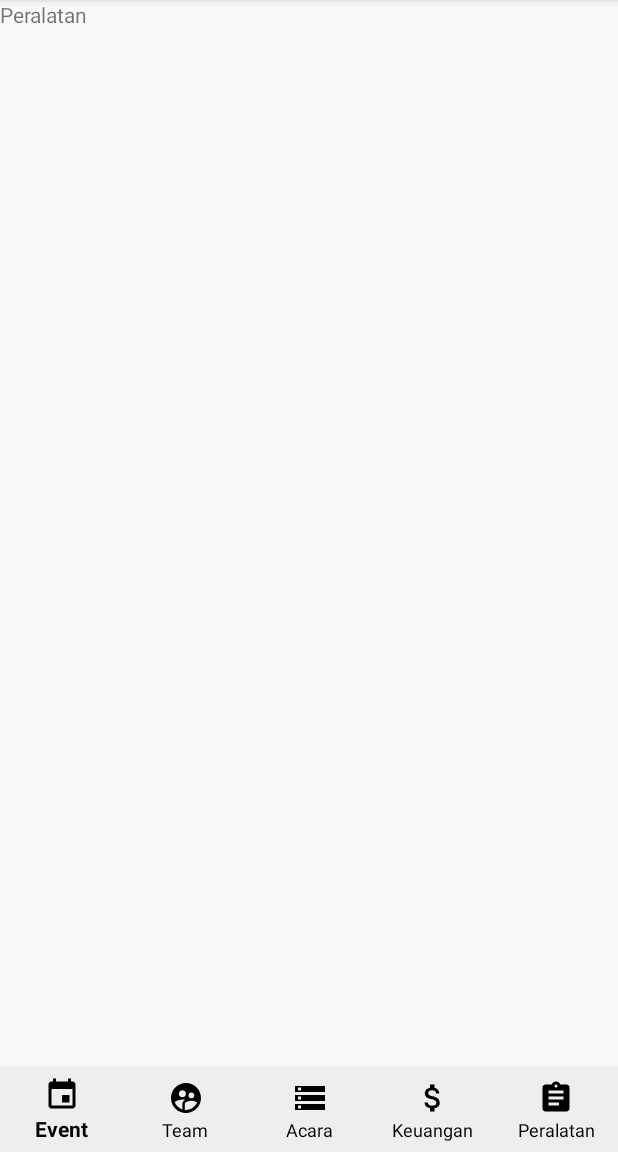
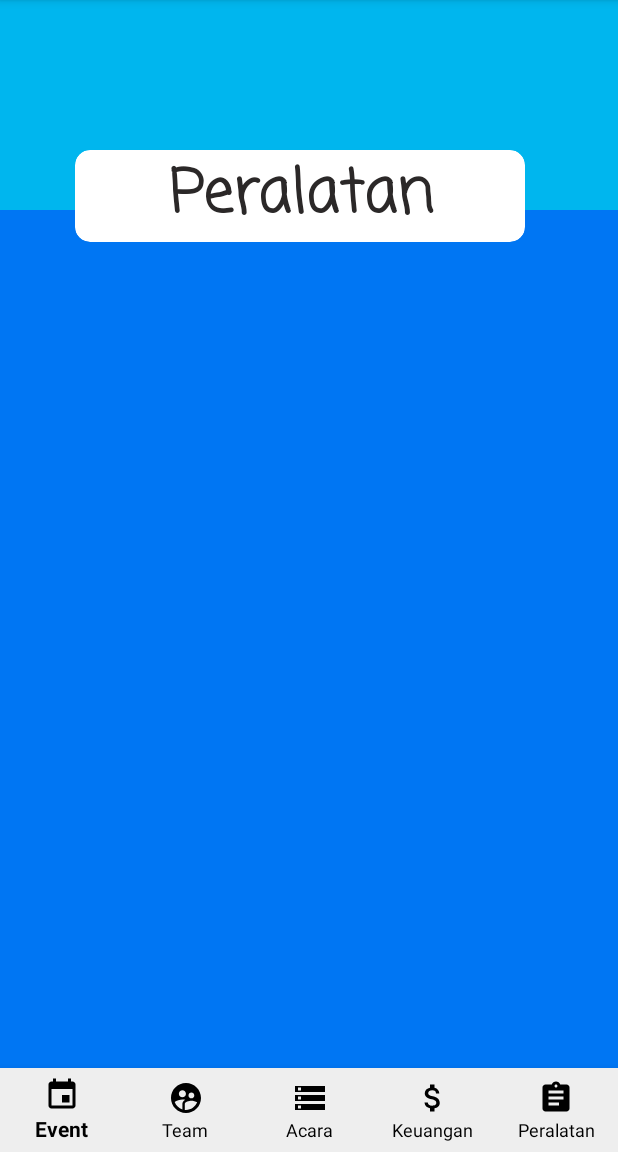
Before and after one commit to arifmh18/EventManagement, an Android app: the screen it shows after launch once a user with an empty profile is signed in (MainActivity), item 5 of the bottom bar chosen, on a phone screen of 412 x 824 dp, the part 84-1236 px from its top. Run offline under Robolectric (Android 15) with nearby library versions, the phone set to English and light mode, and no system bars; our stand-ins replace Firebase (no records; nobody signed in at launch, a user with empty details on screens opened directly); libraries missing offline, so code that uses them is left out: com.firebase.ui.

Commit message:
menambahkan activity CreatePeralatan & desain fragment Equipment

```diff
--- a/app/src/main/res/layout/fragment_equipment.xml
+++ b/app/src/main/res/layout/fragment_equipment.xml
@@ -1,14 +1,48 @@
 <?xml version="1.0" encoding="utf-8"?>
-<FrameLayout xmlns:android="http://schemas.android.com/apk/res/android"
+<LinearLayout xmlns:android="http://schemas.android.com/apk/res/android"
     xmlns:tools="http://schemas.android.com/tools"
     android:layout_width="match_parent"
     android:layout_height="match_parent"
+    xmlns:app="http://schemas.android.com/apk/res-auto"
+    android:orientation="vertical"
+    android:background="@color/colorPrimaryDark"
     tools:context=".Fragment.EquipmentFragment">
 
-    <!-- TODO: Update blank fragment layout -->
-    <TextView
+    <RelativeLayout
         android:layout_width="match_parent"
-        android:layout_height="match_parent"
-        android:text="Peralatan" />
+        android:layout_height="wrap_content">
+        <View
+            android:layout_width="match_parent"
+            android:background="@color/colorPrimary"
+            android:layout_height="140sp"/>
+        <androidx.cardview.widget.CardView
+            android:layout_marginTop="100sp"
+            android:layout_width="300dp"
+            app:cardCornerRadius="10sp"
+            android:layout_marginLeft="50sp"
+            android:layout_marginRight="50sp"
+            android:layout_height="wrap_content">
+            <TextView
+                android:layout_width="match_parent"
+                android:layout_height="wrap_content"
+                android:text="Peralatan"
+                android:textColor="#2B2828"
+                android:textSize="40sp"
+                android:fontFamily="casual"
+                android:textStyle="bold"
+                android:gravity="center"
+                />
+        </androidx.cardview.widget.CardView>
+    </RelativeLayout>
+    <LinearLayout
+        android:layout_width="match_parent"
+        android:orientation="vertical"
+        android:layout_margin="5dp"
+        android:layout_height="wrap_content">
+        <androidx.recyclerview.widget.RecyclerView
+            android:id="@+id/listPeralatan"
+            android:layout_width="match_parent"
+            android:layout_height="wrap_content"/>
+    </LinearLayout>
 
-</FrameLayout>
+</LinearLayout>
--- a/app/src/main/res/values/strings.xml
+++ b/app/src/main/res/values/strings.xml
@@ -2,4 +2,9 @@
     <string name="app_name">Event Management</string>
     <!-- TODO: Remove or change this placeholder text -->
     <string name="hello_blank_fragment">Hello blank fragment</string>
+    <string-array name="status">
+        <item>Sewa</item>
+        <item>Milik Sendiri</item>
+        <item>Beli</item>
+    </string-array>
 </resources>
```
Also changed, not shown: app/src/main/AndroidManifest.xml (+10 -5 lines), app/src/main/java/com/ardat/eventmanagement/itemPeralatan/CreatePeralatan.kt (added, +13 -0 lines), app/src/main/res/layout/activity_create_peralatan.xml (added, +31 -0 lines), app/src/main/res/layout/list_peralatan.xml (added, +30 -0 lines).
